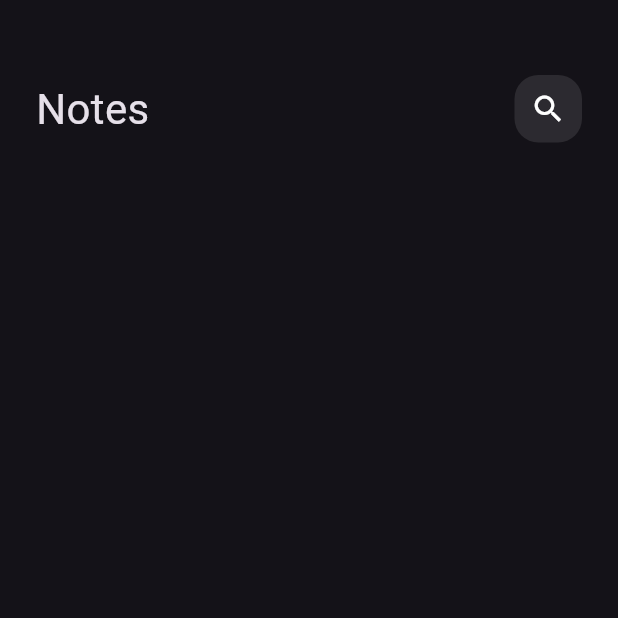
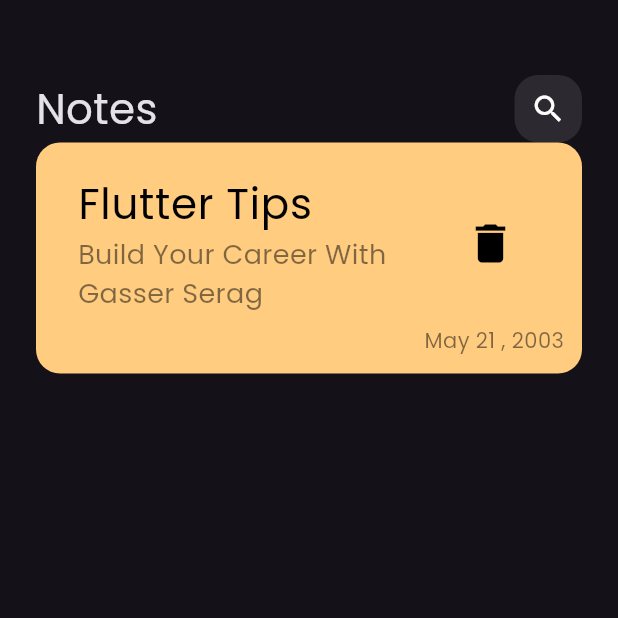
Before and after one commit to Gasser-hafez/Notivity, a Flutter app: the screen it shows after launch, on a phone screen of 412 x 824 dp, the top half of it. Run offline on Flutter 3.47's test engine with Material 3 defaults, Android fonts, the phone set to English and light mode, and no system bars.

Commit message:
custom note item created

```diff
--- a/notes_app/lib/main.dart
+++ b/notes_app/lib/main.dart
@@ -12,7 +12,7 @@ class NotesApp extends StatelessWidget {
   Widget build(BuildContext context) {
     return MaterialApp(
       debugShowCheckedModeBanner: false,
-      theme: ThemeData.dark(),
+      theme: ThemeData(brightness: Brightness.dark, fontFamily: 'Poppins'),
       home: NotesView(),
     );
   }
--- /dev/null
+++ b/notes_app/lib/views/widgets/custom_note_item.dart
@@ -0,0 +1,27 @@
+import 'package:flutter/material.dart';
+
+class NoteItem extends StatelessWidget {
+  const NoteItem({super.key});
+
+  @override
+  Widget build(BuildContext context) {
+    return Container(
+      padding: const EdgeInsets.all(12),
+      decoration: BoxDecoration(
+        color: const Color(0xffFFCC80),
+        borderRadius: BorderRadius.circular(16),
+      ),
+      child: Column(
+        crossAxisAlignment: CrossAxisAlignment.end,
+        children: [
+          ListTile(
+            title: const Text('Flutter Tips', style: TextStyle(color: Colors.black, fontSize: 28),),
+            subtitle: Text('Build Your Career With Gasser Serag', style: TextStyle(color: Colors.black.withOpacity(0.5), fontSize: 18),),
+            trailing: IconButton(onPressed: () {}, icon: const Icon(Icons.delete, color: Colors.black, size: 34,)),
+          ),
+          Text('May 21 , 2003', style: TextStyle(color: Colors.black.withOpacity(0.5)),)
+        ],
+      ),
+    );
+  }
+}
--- a/notes_app/lib/views/widgets/notes_view_body.dart
+++ b/notes_app/lib/views/widgets/notes_view_body.dart
@@ -1,6 +1,7 @@
 
 import 'package:flutter/material.dart';
 import 'package:notes_app/views/widgets/custom_app_bar.dart';
+import 'package:notes_app/views/widgets/custom_note_item.dart';
 
 class NotesViewBody extends StatelessWidget {
   const NotesViewBody({super.key});
@@ -14,7 +15,8 @@ class NotesViewBody extends StatelessWidget {
           SizedBox(
             height: 50,
           ),
-          CustomAppBar()
+          CustomAppBar(),
+          NoteItem()
         ],
       ),
     );
```
Also changed, not shown: notes_app/pubspec.yaml (+4 -11 lines), notes_app/assets/fonts/Poppins-Regular.ttf (added), notes_app/pubspec.lock, 1 other file.
